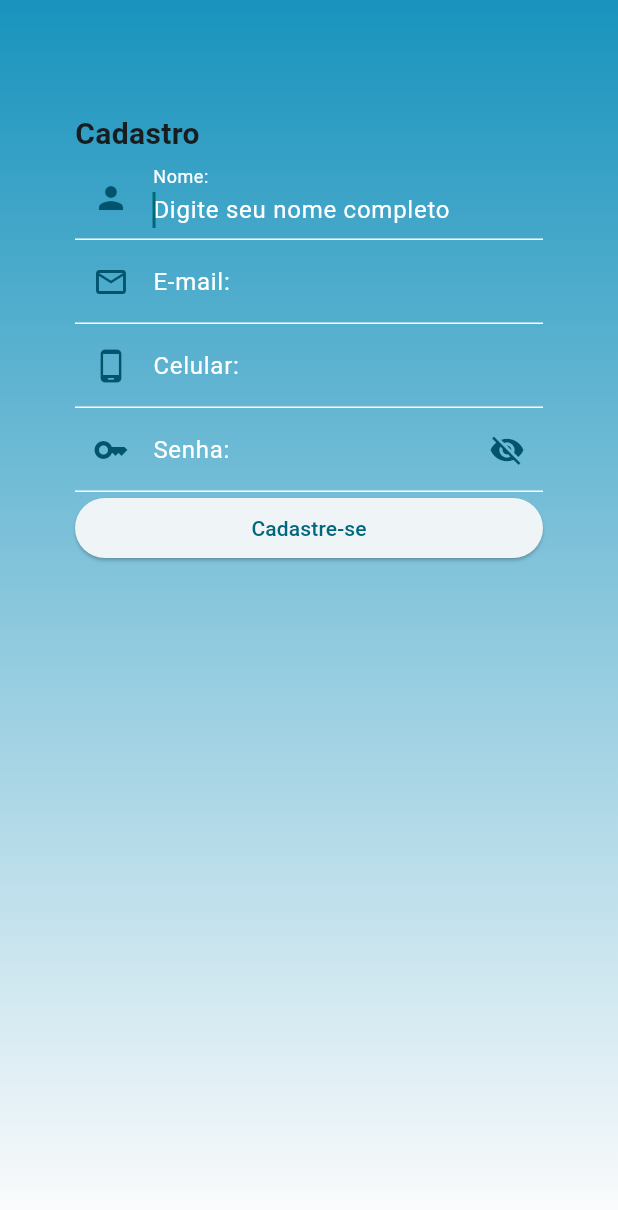
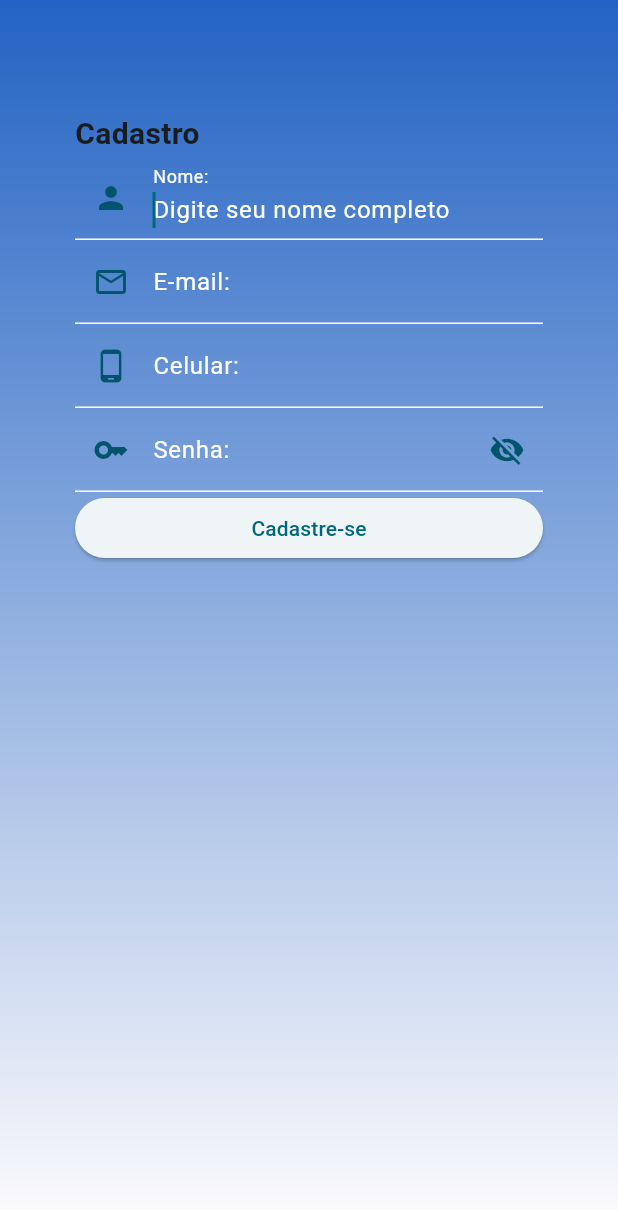
Before and after one commit to BlanckCy/TCC_CuidarMais, a Flutter app: the screen it shows after launch, after a tap on "Cadastre-se", on a phone screen of 412 x 824 dp. Shown: the top 1210 px of the screen. Run offline on Flutter 3.47's test engine with Material 3 defaults, Android fonts, the phone set to English and light mode, and no system bars.

Commit message:
alteracao da logo e cores

```diff
--- a/cuidarmais/lib/constants/custom_colors.dart
+++ b/cuidarmais/lib/constants/custom_colors.dart
@@ -16,7 +16,8 @@ class CustomColors {
   }
 
   Color getBackBottomColor() {
-    Color backBottomColor = const Color.fromARGB(255, 24, 147, 189);
+    // Color backBottomColor = const Color.fromARGB(255, 24, 147, 189);
+    Color backBottomColor = const Color.fromARGB(255, 35, 99, 195);
     return backBottomColor;
   }
 }
--- a/cuidarmais/lib/pages/login/login.dart
+++ b/cuidarmais/lib/pages/login/login.dart
@@ -28,7 +28,7 @@ class _LoginPageState extends State<LoginPage> {
     return Scaffold(
       body: Container(
         height: MediaQuery.of(context).size.height,
-        padding: const EdgeInsets.symmetric(horizontal: 50, vertical: 75),
+        padding: const EdgeInsets.symmetric(horizontal: 25, vertical: 75),
         decoration: BoxDecoration(
           gradient: LinearGradient(
               begin: Alignment.topCenter,
@@ -48,7 +48,7 @@ class _LoginPageState extends State<LoginPage> {
                   bottom: 7,
                 ),
                 child: Image.asset(
-                  "assets/logoTeste2.png",
+                  "assets/logo-vertical.png",
                   height: 200,
                 ),
               ),
@@ -71,7 +71,7 @@ class _LoginPageState extends State<LoginPage> {
                         decoration: const InputDecoration(
                           prefixIcon: Icon(
                             Icons.email_outlined,
-                            color: Color.fromARGB(255, 2, 84, 109),
+                            color: Color(0XFF1C51A1),
                           ),
                           labelText: "E-mail:",
                           labelStyle: TextStyle(color: Colors.white),
@@ -100,7 +100,7 @@ class _LoginPageState extends State<LoginPage> {
                       decoration: InputDecoration(
                         prefixIcon: Icon(
                           Icons.vpn_key_sharp,
-                          color: Color.fromARGB(255, 2, 84, 109),
+                          color: Color(0XFF1C51A1),
                         ),
                         labelText: "Senha:",
                         labelStyle: TextStyle(color: Colors.white),
@@ -121,7 +121,7 @@ class _LoginPageState extends State<LoginPage> {
                             _mostrarSenha
                                 ? Icons.visibility
                                 : Icons.visibility_off,
-                            color: Color.fromARGB(255, 2, 84, 109),
+                            color: const Color(0XFF1C51A1),
                           ),
                           onPressed: () {
                             setState(() {
@@ -198,21 +198,20 @@ class _LoginPageState extends State<LoginPage> {
                   }
                 },
                 style: TextButton.styleFrom(
-                    backgroundColor: const Color.fromARGB(255, 2, 84, 109),
+                    backgroundColor: const Color(0XFF1C51A1),
                     foregroundColor: Colors.white),
                 child: const Text("Login"),
               ),
               const Padding(
                 padding: EdgeInsets.symmetric(vertical: 15),
                 child: Divider(
-                  color: Color.fromARGB(255, 2, 84, 109),
+                  color: Color(0XFF1C51A1),
                 ),
               ),
               const Text(
                 "Ainda não tem uma conta?",
                 textAlign: TextAlign.center,
-                style: TextStyle(
-                    color: Color.fromARGB(255, 2, 84, 109), fontSize: 12),
+                style: TextStyle(color: Color(0XFF1C51A1), fontSize: 12),
               ),
               Padding(
                 padding: const EdgeInsets.symmetric(vertical: 10),
@@ -225,6 +224,10 @@ class _LoginPageState extends State<LoginPage> {
                       ),
                     );
                   },
+                  style: TextButton.styleFrom(
+                    backgroundColor: Colors.white,
+                    foregroundColor: const Color(0XFF1C51A1),
+                  ),
                   child: const Text("Cadastre-se"),
                 ),
               ),
```
Also changed, not shown: cuidarmais/assets/logo-vertical.png (added), cuidarmais/assets/logo.png (deleted), cuidarmais/assets/logo3.png (deleted), cuidarmais/assets/logoTeste.png, cuidarmais/assets/logoTeste2.png (deleted).
